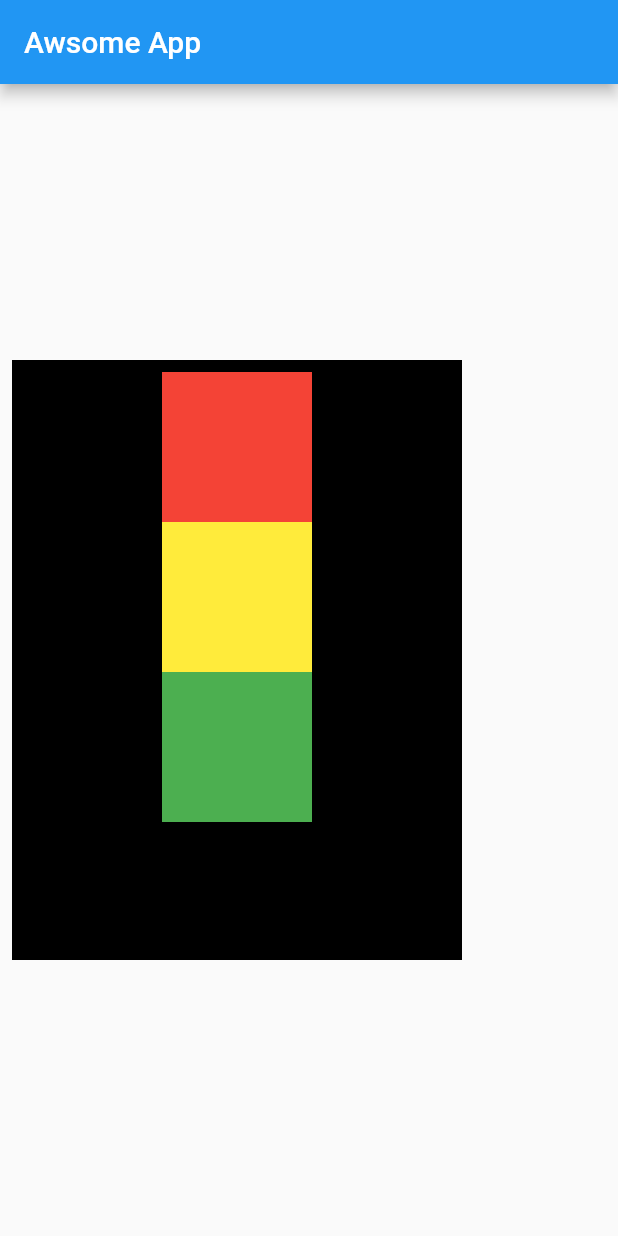
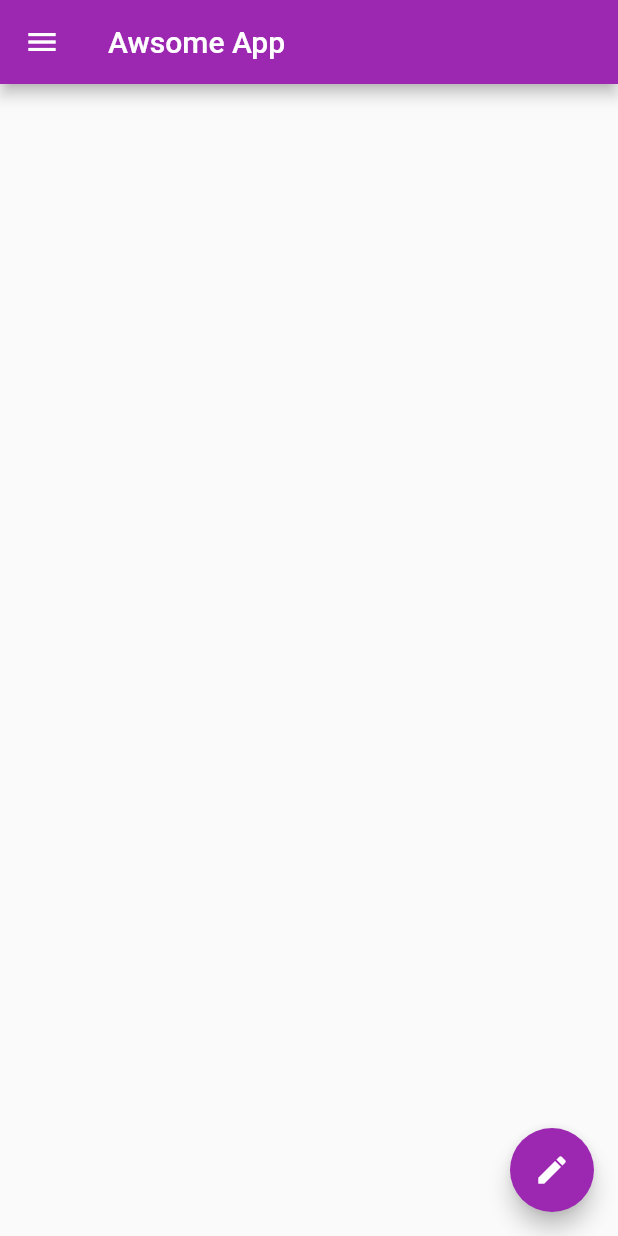
Before and after one commit to Deepjyoti-Sarmah/Flutter_learning, a Flutter app: the screen it shows after launch, on a phone screen of 412 x 824 dp. Run offline on Flutter 3.47's test engine with Material 2 defaults, Android fonts, the phone set to English and light mode, and no system bars; our stand-ins replace matcher.

Commit message:
Material Drawer | ListView | Circle Avatar | NetworkImage | Floating Action Butto

```diff
--- a/lib/main.dart
+++ b/lib/main.dart
@@ -3,10 +3,15 @@ import 'package:flutter/widgets.dart';
 import 'package:matcher/matcher.dart';
 
 void main() {
-  runApp(MaterialApp(
+  runApp(
+    MaterialApp(
       title: "Awsome App",
       home: HomePage(),
-  ));
+      theme: ThemeData(
+        primarySwatch: Colors.purple,
+      ),
+    ),
+  );
 }
 
 class HomePage extends StatelessWidget {
@@ -18,43 +23,40 @@ class HomePage extends StatelessWidget {
       appBar: AppBar(
         title: Text("Awsome App"),
       ),
-        body: Padding(
-          padding: const EdgeInsets.all(8),
-          child: Align(
-            alignment: Alignment.centerLeft,
-            child: Container(
-              color: Colors.black,
-              width: 300,
-              height: 400,
-              child: Padding(
-                padding: const EdgeInsets.all(8.0),
-                child: Column(
-                  mainAxisAlignment: MainAxisAlignment.start,
-                  crossAxisAlignment: CrossAxisAlignment.center,
+      body: Container(),
+      drawer: Drawer(
+        child: ListView(
+          padding: EdgeInsets.zero,
           children: [
-                    Container(
-                      padding: const EdgeInsets.all(8),
-                      width: 100,
-                      height: 100,
-                      color: Colors.red,
+            UserAccountsDrawerHeader(
+              accountName: Text("Deepjyoti Sarmah"),
+              accountEmail: Text("dpjtsarmah@gmail.com"),
+              currentAccountPicture: CircleAvatar(
+                backgroundImage: NetworkImage(
+                    "https://images.unsplash.com/photo-1564564321837-a57b7070ac4f?ixlib=rb-1.2.1&ixid=MnwxMjA3fDB8MHxwaG90by1wYWdlfHx8fGVufDB8fHx8&auto=format&fit=crop&w=1176&q=80"),
               ),
-                    Container(
-                      padding: const EdgeInsets.all(8),
-                      width: 100,
-                      height: 100,
-                      color: Colors.yellow,
             ),
-                    Container(
-                      padding: const EdgeInsets.all(8),
-                      width: 100,
-                      height: 100,
-                      color: Colors.green,
+            ListTile(
+              leading: Icon(Icons.person),
+              title: Text("Account"),
+              subtitle: Text("Personal"),
+              trailing: Icon(Icons.edit),
             ),
+            ListTile(
+              leading: Icon(Icons.email),
+              title: Text("Email"),
+              subtitle: Text("dpjtsarmah@gmail.com"),
+              trailing: Icon(Icons.send),
+            )
           ],
         ),
       ),
+      floatingActionButton: FloatingActionButton(
+        onPressed: () {},
+        child: Icon(
+          Icons.edit,
         ),
       ),
-        ));
+    );
   }
 }
```
Lines whose indentation alone changed are shown as unchanged.
